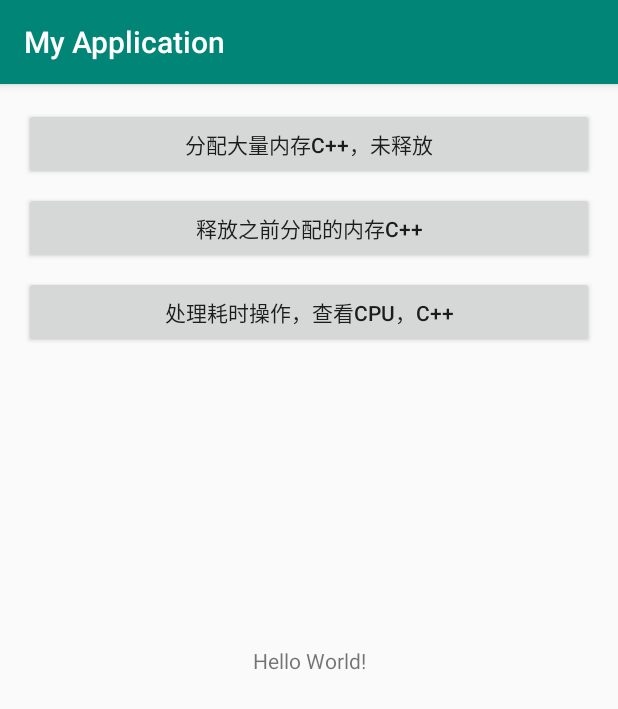
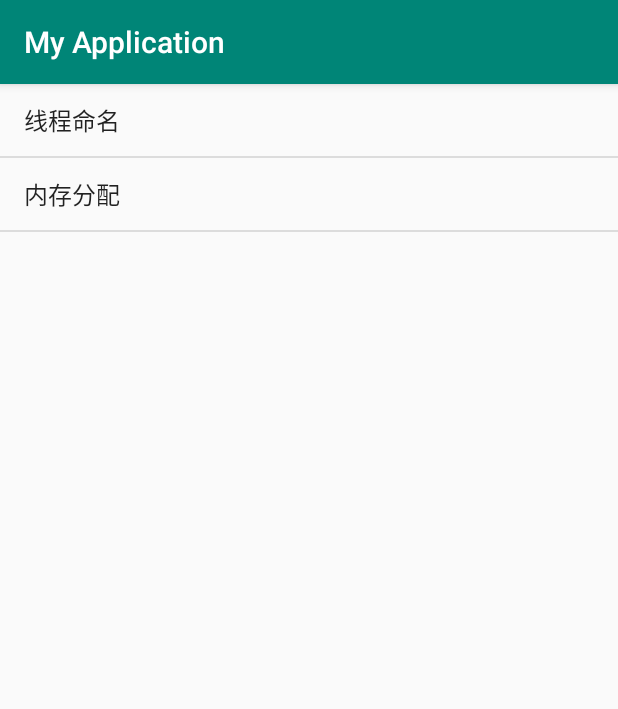
Before and after one commit to telenewbie/NDKTest, an Android app: the screen it shows after launch (MainActivity), on a phone screen of 412 x 824 dp. Shown: the top 709 px of the screen. Run offline under Robolectric (Android 15) with nearby library versions, the phone set to English and light mode, and no system bars; 1 statement that could not run was skipped.

Commit message:
提交内存分析和线程命名的测试代码

```diff
--- a/app/build.gradle
+++ b/app/build.gradle
@@ -15,6 +15,10 @@ android {
                 cppFlags "-std=c++11"
             }
         }
+    }
+    compileOptions {
+        sourceCompatibility JavaVersion.VERSION_1_8
+        targetCompatibility JavaVersion.VERSION_1_8
     }
     buildTypes {
         release {
--- a/app/src/main/cpp/CMakeLists.txt
+++ b/app/src/main/cpp/CMakeLists.txt
@@ -17,7 +17,10 @@ add_library( # Sets the name of the library.
         SHARED
 
         # Provides a relative path to your source file(s).
-        native-lib.cpp)
+        native-lib.cpp
+        rename-thread.cpp
+        memory-alloc.cpp
+        )
 
 # Searches for a specified prebuilt library and stores the path as a
 # variable. Because CMake includes system libraries in the search path by
--- a/app/src/main/java/com/example/myapplication/MainActivity.java
+++ b/app/src/main/java/com/example/myapplication/MainActivity.java
@@ -1,19 +1,16 @@
 package com.example.myapplication;
 
-import android.content.Context;
+import android.content.Intent;
 import android.os.Bundle;
-import android.os.Environment;
-import android.os.storage.StorageManager;
-import android.util.Log;
+import android.util.SparseArray;
 import android.view.View;
-import android.widget.TextView;
+import android.widget.ListView;
+import android.widget.SimpleAdapter;
 
-import java.io.BufferedReader;
-import java.io.InputStream;
-import java.io.InputStreamReader;
 import java.util.ArrayList;
+import java.util.HashMap;
 import java.util.List;
-import java.util.Locale;
+import java.util.Map;
 
 import androidx.appcompat.app.AppCompatActivity;
 
@@ -27,44 +24,32 @@ public class MainActivity extends AppCompatActivity {
     @Override
     protected void onCreate(Bundle savedInstanceState) {
         super.onCreate(savedInstanceState);
-        setContentView(R.layout.activity_main);
 
-        // Example of a call to a native method
-        TextView tv = findViewById(R.id.sample_text);
-        tv.setText(stringFromJNI());
+        ListView lv = new ListView(this);
+        final List<Map<String, String>> datas = new ArrayList<>();
+        addItem(datas, "线程命名", v -> jumpToActivity(RenameThreadActivity.class));
+        addItem(datas, "内存分配", v -> jumpToActivity(MemoryActivity.class));
+
+        lv.setAdapter(new SimpleAdapter(this, datas, android.R.layout.simple_list_item_1, new String[]{"funName"}, new int[]{android.R.id.text1}));
+        setContentView(lv);
+        lv.setOnItemClickListener((parent, view, position, id) -> clicks.get(datas.get(position).get("funName").hashCode()).onClick(view));
+    }
+
+    SparseArray<View.OnClickListener> clicks = new SparseArray<>();
+
+    public void addItem(List<Map<String, String>> contents, String value, View.OnClickListener listener) {
+        Map<String, String> map = new HashMap<>();
+        map.put("funName", value);
+        clicks.put(value.hashCode(), listener);
+        contents.add(map);
+    }
+
+    public void jumpToActivity(Class activityClass) {
+        Intent intent = new Intent();
+        intent.setClass(this, activityClass);
+        intent.setPackage(getPackageName());
+        MainActivity.this.startActivity(intent);
     }
 
 
-    /**
-     * A native method that is implemented by the 'native-lib' native library,
-     * which is packaged with this application.
-     */
-    public native String stringFromJNI();
-
-    public native long testAlloc();
-
-    public native void testFree(long ptr);
-
-    private long mptr = 0;
-
-    static  byte[] bytes;
-    public void testMemlloc(View view) {
-        long l = Runtime.getRuntime().maxMemory(); // 512M 536870912
-
-        Log.d("telenewbie", "testMemlloc: "+l);
-       bytes = new byte[100 * 1024 * 1024];
-
-        Log.d("telenewbie", "testMemlloc: "+mptr);
-    }
-
-    public void freeMemlloc(View view) {
-        Log.d("telenewbie", "freeMemlloc: "+mptr);
-//        testFree(mptr);
-        bytes = null;
-        mptr = 0;
-    }
-
-    public void docpu(View view) {
-        bytes[0] = '1';
-    }
 }
--- a/app/src/main/java/com/example/myapplication/SDUtils.java
+++ b/app/src/main/java/com/example/myapplication/utils/SDUtils.java
@@ -1,4 +1,4 @@
-package com.example.myapplication;
+package com.example.myapplication.utils;
 
 import android.content.Context;
 import android.os.Environment;
--- a/app/src/main/res/layout/activity_main.xml
+++ /dev/null
@@ -1,60 +0,0 @@
-<?xml version="1.0" encoding="utf-8"?>
-<androidx.constraintlayout.widget.ConstraintLayout xmlns:android="http://schemas.android.com/apk/res/android"
-    xmlns:app="http://schemas.android.com/apk/res-auto"
-    xmlns:tools="http://schemas.android.com/tools"
-    android:layout_width="match_parent"
-    android:layout_height="match_parent"
-    tools:context=".MainActivity">
-
-    <TextView
-        android:id="@+id/sample_text"
-        android:layout_width="wrap_content"
-        android:layout_height="wrap_content"
-        android:text="Hello World!"
-        app:layout_constraintBottom_toBottomOf="parent"
-        app:layout_constraintLeft_toLeftOf="parent"
-        app:layout_constraintRight_toRightOf="parent"
-        app:layout_constraintTop_toTopOf="parent" />
-
-    <Button
-        android:id="@+id/button"
-        android:layout_width="0dp"
-        android:layout_height="wrap_content"
-        android:layout_marginStart="16dp"
-        android:layout_marginTop="16dp"
-        android:layout_marginEnd="16dp"
-        android:text="分配大量内存C++，未释放"
-        android:onClick="testMemlloc"
-        app:layout_constraintEnd_toEndOf="parent"
-        app:layout_constraintStart_toStartOf="parent"
-        app:layout_constraintTop_toTopOf="parent" />
-
-    <Button
-        android:id="@+id/button3"
-        android:layout_width="0dp"
-        android:layout_height="wrap_content"
-        android:layout_marginStart="16dp"
-        android:layout_marginTop="8dp"
-        android:layout_marginEnd="16dp"
-        android:text="释放之前分配的内存C++"
-        android:onClick="freeMemlloc"
-        app:layout_constraintEnd_toEndOf="parent"
-        app:layout_constraintHorizontal_bias="0.0"
-        app:layout_constraintStart_toStartOf="parent"
-        app:layout_constraintTop_toBottomOf="@+id/button" />
-
-    <Button
-        android:id="@+id/button5"
-        android:layout_width="0dp"
-        android:layout_height="wrap_content"
-        android:layout_marginStart="16dp"
-        android:layout_marginTop="8dp"
-        android:layout_marginEnd="16dp"
-        android:onClick="docpu"
-        android:text="处理耗时操作，查看CPU，C++"
-        app:layout_constraintEnd_toEndOf="parent"
-        app:layout_constraintHorizontal_bias="0.0"
-        app:layout_constraintStart_toStartOf="parent"
-        app:layout_constraintTop_toBottomOf="@+id/button3" />
-
-</androidx.constraintlayout.widget.ConstraintLayout>
```
Also changed, not shown: app/src/main/AndroidManifest.xml (+5 -3 lines), app/src/main/java/com/example/myapplication/BaseActivity.java (added, +51 -0 lines), app/src/main/java/com/example/myapplication/MemoryActivity.java (added, +19 -0 lines), app/src/main/java/com/example/myapplication/RenameThreadActivity.java (added, +15 -0 lines), app/src/main/java/com/example/myapplication/proxy/ProxyClickListener.java (added, +25 -0 lines), app/src/main/java/com/example/myapplication/utils/MemoryAlloc.java (added, +22 -0 lines), app/src/main/java/com/example/myapplication/utils/ThreadName.java (added, +37 -0 lines), 5 other files.
